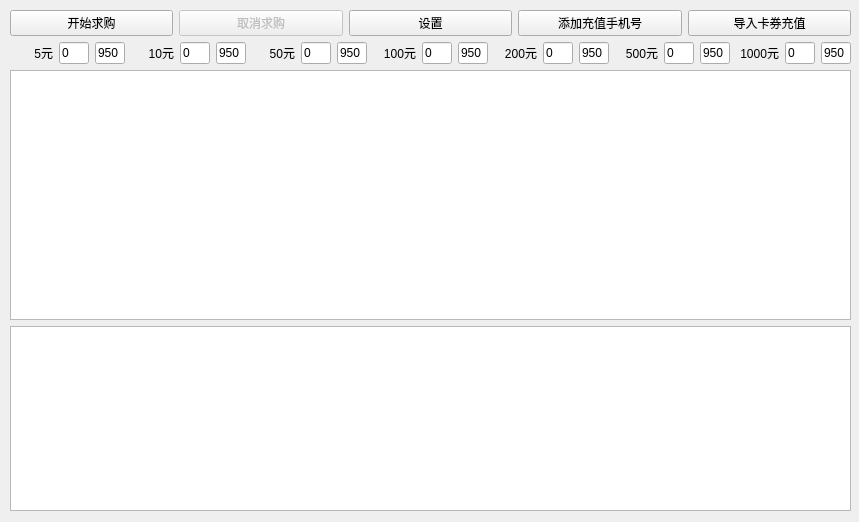
The window that main/mainwindow.ui (kinglon/coupon) describes before a commit, drawn with Qt 5.
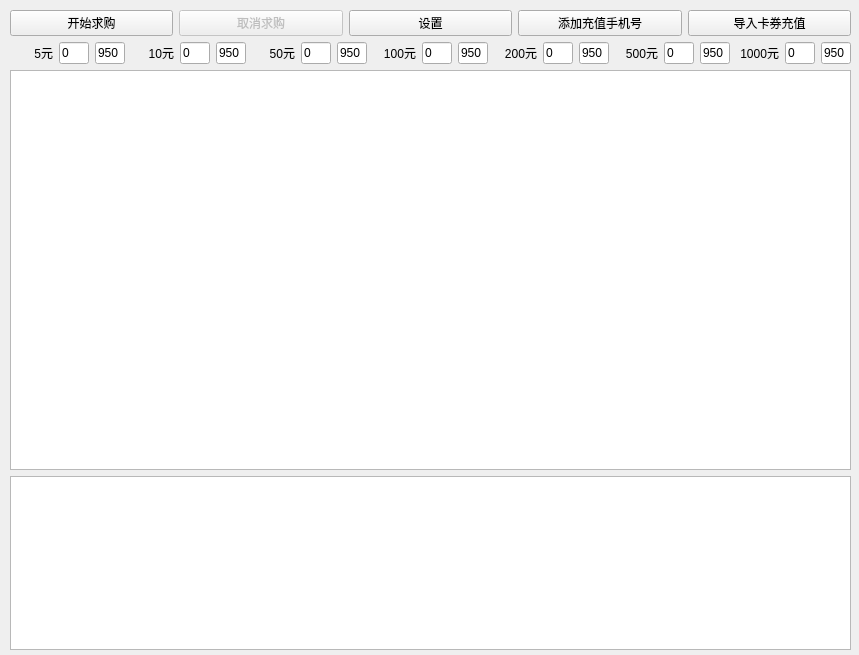
The same window after the commit.

```diff
--- a/main/mainwindow.ui
+++ b/main/mainwindow.ui
@@ -7,7 +7,7 @@
     <x>0</x>
     <y>0</y>
     <width>859</width>
-    <height>522</height>
+    <height>655</height>
    </rect>
   </property>
   <property name="windowTitle">
@@ -20,7 +20,7 @@
       <x>10</x>
       <y>10</y>
       <width>841</width>
-      <height>501</height>
+      <height>640</height>
      </rect>
     </property>
     <layout class="QVBoxLayout" name="verticalLayout">
@@ -327,13 +327,13 @@
        <property name="minimumSize">
         <size>
          <width>0</width>
-         <height>250</height>
+         <height>400</height>
         </size>
        </property>
        <property name="maximumSize">
         <size>
          <width>16777215</width>
-         <height>250</height>
+         <height>400</height>
         </size>
        </property>
        <property name="editTriggers">
```
